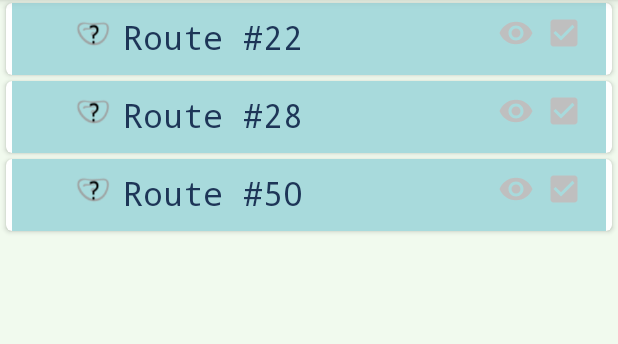
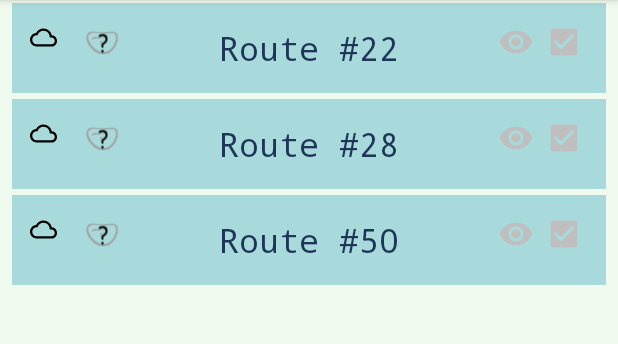
Before and after one commit to tcox11/AttemptTwo, an Android app: the RoutesByGrade screen opened directly, with no data from a screen before it, after a tap on "V0-V1", on a phone screen of 412 x 824 dp, the part 84-428 px from its top. Run offline under Robolectric (Android 15) with nearby library versions, the phone set to English and light mode, and no system bars; our stand-ins replace Room's generated code; 2 statements that could not run were skipped.

Commit message:
remade route_item.xml so it looks nicer

```diff
--- a/app/src/main/java/com/example/attempttwo/RouteAdapter.java
+++ b/app/src/main/java/com/example/attempttwo/RouteAdapter.java
@@ -25,13 +25,14 @@ public class RouteAdapter extends RecyclerView.Adapter<RouteAdapter.RouteHolder>
     private OnWatchedClickListener watchedListener;
     private OnCompletedClickListener completedListener;
 
+
     @NonNull
     @Override
     public RouteHolder onCreateViewHolder(@NonNull ViewGroup parent, int viewType) {
         View itemView = LayoutInflater.from(parent.getContext())
                 .inflate(R.layout.route_item, parent, false);
         return new RouteHolder(itemView);
-    }
+}
 
     @Override
     public void onBindViewHolder(@NonNull RouteHolder holder, int position) {
@@ -63,9 +64,12 @@ public class RouteAdapter extends RecyclerView.Adapter<RouteAdapter.RouteHolder>
                 Log.d("hello", "missing colour");
                 holder.frameLayout.setBackgroundColor(Color.parseColor("#FFFFFF"));
             } else {
+
+                Log.d("hello", "colour set correctly: " + colorName);
                 holder.frameLayout.setBackgroundResource(colorID);
             }
         }else{
+            Log.d("hello", "gradeLength too short");
             holder.frameLayout.setBackgroundColor(Color.parseColor("#FFFFFF"));
         }
 
--- a/app/src/main/java/com/example/attempttwo/RouteDao.java
+++ b/app/src/main/java/com/example/attempttwo/RouteDao.java
@@ -20,14 +20,15 @@ public interface RouteDao {
     @Query("SELECT * FROM route_table WHERE active = 1 ORDER BY id ASC")
     LiveData<List<Route>> getAllRoutes();
 
-    @Query("SELECT SUM(watchlist) FROM route_table  WHERE active = 1 AND completed = 0")
-    LiveData<Integer> getWatchedUncompletedSum();
-
     @Query("SELECT * FROM route_table WHERE grade = :grade AND active = 1 ORDER BY grade ASC")
     LiveData<List<Route>> getRoutesByGrade(String grade);
 
     @Query("SELECT * FROM route_table WHERE active = 1 AND watchlist = 1 ORDER BY grade ASC")
     LiveData<List<Route>> getWatchedRoutes();
+
+
+    @Query("SELECT SUM(watchlist) FROM route_table  WHERE active = 1 AND completed = 0")
+    LiveData<Integer> getWatchedUncompletedSum();
 
     // probably doesn't need to be live, except doing it the other needs async tasks which I dont
     // bleddy understand
--- a/app/src/main/res/layout/route_item.xml
+++ b/app/src/main/res/layout/route_item.xml
@@ -6,56 +6,55 @@
     android:layout_marginStart="4dp"
     android:layout_marginTop="2dp"
     android:layout_marginEnd="4dp"
+    android:id="@+id/card_frame_route"
     android:layout_marginBottom="2dp"
     card_view:cardCornerRadius="4dp"
     card_view:cardElevation="2dp">
 
     <FrameLayout
-        android:id="@+id/card_frame_route"
         android:layout_width="match_parent"
-        android:layout_height="match_parent" />
+        android:layout_height="wrap_content"
+        android:layout_marginStart="4dp"
+        android:layout_marginEnd="4dp">
 
 
+        <TextView
+            android:id="@+id/text_view_route_name"
+            android:background="@color/cardColour"
+            android:layout_width="match_parent"
+            android:layout_height="wrap_content"
+            android:minHeight="60dp"
+            android:gravity="center"
+            android:text="ass"
+            android:ellipsize="end"
+            android:textAppearance="@style/TextAppearance.AppCompat.Large"
+            android:textColor="@color/textColor"
+            android:typeface="monospace" />
+
         <RelativeLayout
-        android:layout_width="fill_parent"
+            android:layout_gravity="center_vertical"
+            android:layout_width="match_parent"
             android:layout_height="wrap_content"
-        android:layout_gravity="center_vertical"
-        android:layout_marginLeft="4dp"
-        android:layout_marginRight="4dp"
-        android:background="@color/cardColour"
-        android:padding="8dp">
+            android:layout_marginStart="12dp"
+            android:layout_marginEnd="8dp">
 
             <ImageView
+                android:src="@drawable/hold_image_ph"
                 android:id="@+id/area_icon"
                 android:layout_width="wrap_content"
                 android:layout_height="wrap_content"
                 android:layout_alignParentStart="true"
-            android:layout_marginStart="2dp"
-            android:layout_marginEnd="4dp"
+                android:layout_marginEnd="12dp"
                 android:gravity="center_vertical" />
 
 
             <ImageView
+                android:src="@drawable/hold_image_ph"
                 android:id="@+id/hold_icon"
                 android:layout_width="wrap_content"
                 android:layout_height="wrap_content"
                 android:layout_toEndOf="@id/area_icon"
-            android:layout_marginStart="4dp"
                 android:gravity="center_vertical" />
-
-
-        <TextView
-            android:id="@+id/text_view_route_name"
-            android:layout_width="wrap_content"
-            android:layout_height="wrap_content"
-            android:layout_marginStart="8dp"
-            android:layout_marginEnd="4dp"
-            android:layout_toStartOf="@id/watchedCheckBox"
-            android:layout_toEndOf="@id/hold_icon"
-            android:ellipsize="end"
-            android:textAppearance="@style/TextAppearance.AppCompat.Large"
-            android:textColor="@color/textColor"
-            android:typeface="monospace" />
 
             <CheckBox
                 android:id="@+id/watchedCheckBox"
@@ -72,6 +71,12 @@
                 android:layout_alignParentEnd="true"
                 android:button="@drawable/completed_checkbox" />
 
+
+
         </RelativeLayout>
 
+
+
+
+    </FrameLayout>
 </androidx.cardview.widget.CardView>
```
Lines whose indentation alone changed are shown as unchanged.
